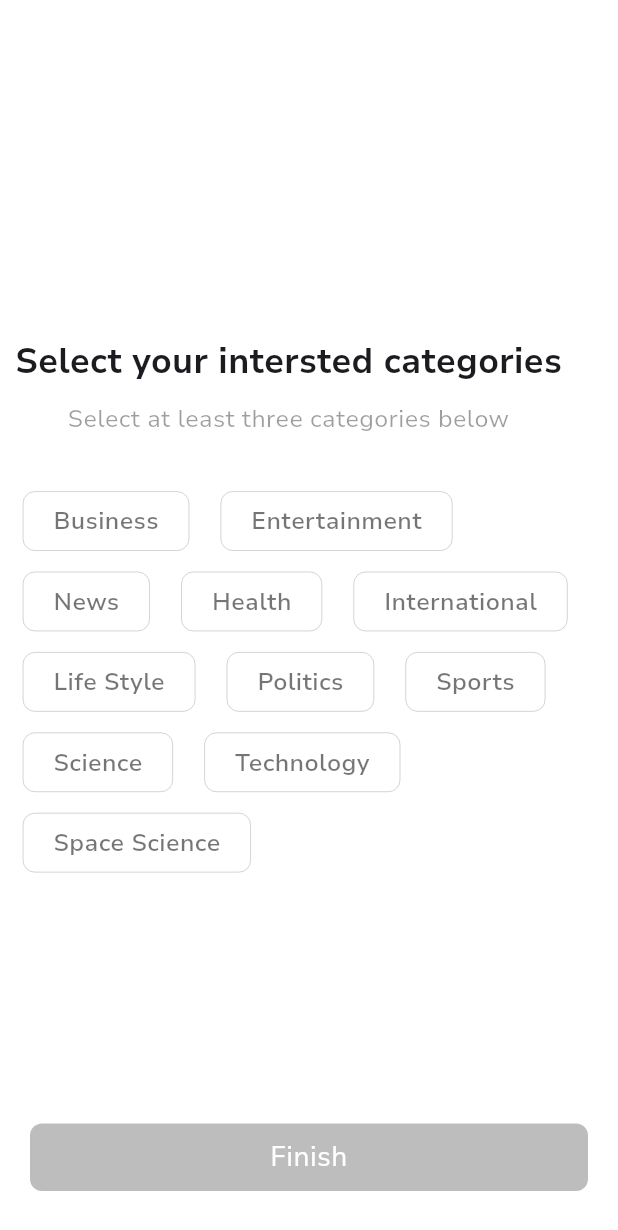
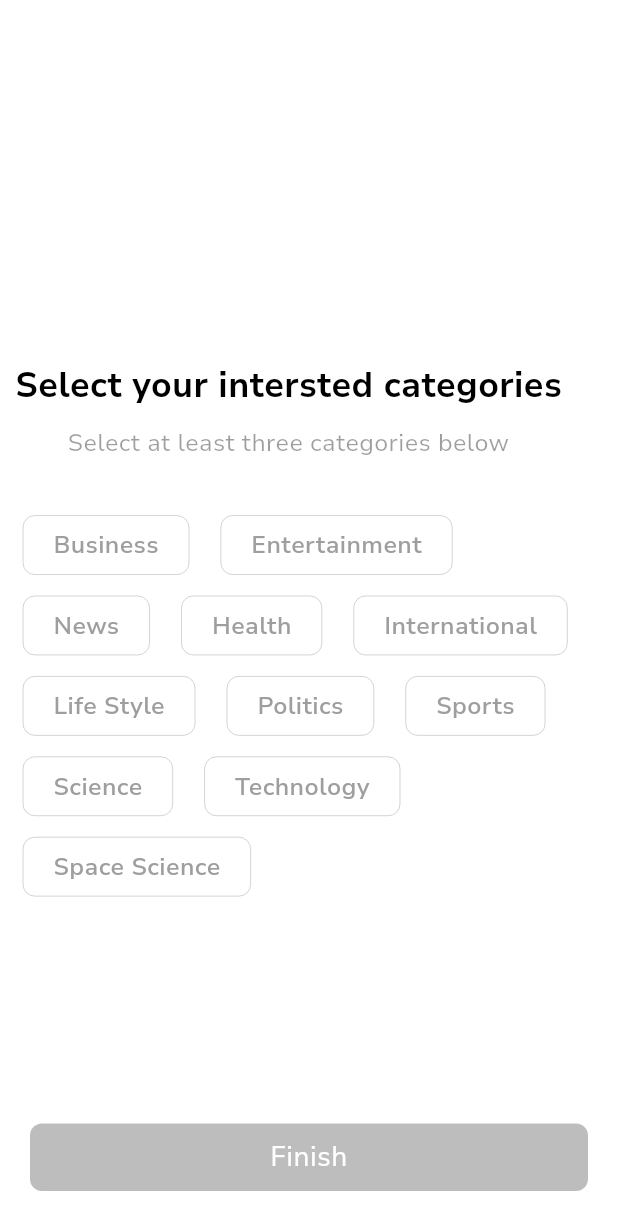
Before and after one commit to abhisheksaxena85/NewsRound-Flutter, a Flutter app: the screen it shows after launch, on a phone screen of 412 x 824 dp. Shown: the top 1230 px of the screen. Run offline on Flutter 3.47's test engine with Material 3 defaults, Android fonts, the phone set to English and light mode, and no system bars; our stand-ins replace cached_network_image, connectivity, flutter_bloc, flutter_snake_navigationbar, flutter_spinkit, flutter_svg and 4 more; accounts and stored records are empty.

Commit message:
fixed some ui changes

```diff
--- a/lib/pages/dashboardScreen.dart
+++ b/lib/pages/dashboardScreen.dart
@@ -95,7 +95,7 @@ class _dashboardScreenState extends State<dashboardScreen> {
                 Navigator.push(
                     context,
                     MaterialPageRoute(builder: (context) {
-                      return interstedCategories();
+                      return interstedCategories(true);
                     })
                 );
               },
--- a/lib/pages/splashScreen.dart
+++ b/lib/pages/splashScreen.dart
@@ -32,7 +32,7 @@ class _splashScreenState extends State<splashScreen> {
         );
         }
       } else{
-        Navigator.pushReplacement(context, MaterialPageRoute(builder: (context)=>  interstedCategories()));
+        Navigator.pushReplacement(context, MaterialPageRoute(builder: (context)=>  interstedCategories(false)));
       }
     });
     super.initState();
--- a/lib/userDataCollectionLocal/interstedCategories.dart
+++ b/lib/userDataCollectionLocal/interstedCategories.dart
@@ -1,12 +1,16 @@
 import 'package:flutter/cupertino.dart';
 import 'package:flutter/foundation.dart';
 import 'package:flutter/material.dart';
+import 'package:flutter/services.dart';
 import 'package:flutter/widgets.dart';
 import 'package:news_round/pages/dashboardBottomNavigation.dart';
 import 'package:news_round/pages/dashboardScreen.dart';
 import 'package:shared_preferences/shared_preferences.dart';
 
 class interstedCategories extends StatefulWidget {
+  final bool backButtton;
+
+  interstedCategories(this.backButtton);
 
   @override
   State<interstedCategories> createState() => _interstedCategoriesState();
@@ -16,58 +20,79 @@ class _interstedCategoriesState extends State<interstedCategories> {
 
   List<String> selectedCategoryList = [];
 
-  Color businescolor = Colors.white;
-  Color businesTextColor = Colors.black54;
+  Color businescolor = Colors.transparent;
+  Color businesTextColor = Colors.grey;
   bool  businessSelected = true;
 
-  Color entertainmentcolor = Colors.white;
-  Color entertainmentTextColor = Colors.black54;
+  Color entertainmentcolor = Colors.transparent;
+  Color entertainmentTextColor = Colors.grey;
   bool  entertainmentSelected = true;
 
-  Color newscolor = Colors.white;
-  Color newsTextColor = Colors.black54;
+  Color newscolor = Colors.transparent;
+  Color newsTextColor = Colors.grey;
   bool  newsSelected = true;
 
-  Color healthcolor = Colors.white;
-  Color healthTextColor = Colors.black54;
+  Color healthcolor = Colors.transparent;
+  Color healthTextColor = Colors.grey;
   bool  healthSelected = true;
 
-  Color internationalcolor = Colors.white;
-  Color internationalTextColor = Colors.black54;
+  Color internationalcolor = Colors.transparent;
+  Color internationalTextColor = Colors.grey;
   bool  internationalSelected = true;
 
-  Color lifestylecolor = Colors.white;
-  Color lifestyleTextColor = Colors.black54;
+  Color lifestylecolor = Colors.transparent;
+  Color lifestyleTextColor = Colors.grey;
   bool  lifestyleSelected = true;
 
-  Color politicscolor = Colors.white;
-  Color politicsTextColor = Colors.black54;
+  Color politicscolor = Colors.transparent;
+  Color politicsTextColor = Colors.grey;
   bool  politicsSelected = true;
 
-  Color sportscolor = Colors.white;
-  Color sportsTextColor = Colors.black54;
+  Color sportscolor = Colors.transparent;
+  Color sportsTextColor = Colors.grey;
   bool  sportsSelected = true;
 
-  Color sciencecolor = Colors.white;
-  Color scienceTextColor = Colors.black54;
+  Color sciencecolor = Colors.transparent;
+  Color scienceTextColor = Colors.grey;
   bool  scienceSelected = true;
 
-  Color technologycolor = Colors.white;
-  Color technologyTextColor = Colors.black54;
+  Color technologycolor = Colors.transparent;
+  Color technologyTextColor = Colors.grey;
   bool  technologySelected = true;
 
-  Color spaceSciencecolor = Colors.white;
-  Color spaceScienceTextColor = Colors.black54;
+  Color spaceSciencecolor = Colors.transparent;
+  Color spaceScienceTextColor = Colors.grey;
   bool  spaceScienceSelected = true;
 
   @override
   Widget build(BuildContext context) {
-    print(selectedCategoryList.toString());
+
+    //ThemeMode boolean
+    bool theme = MediaQuery.of(context).platformBrightness == Brightness.light;
+    bool lightTheme = theme ? true : false;
+
+    //*Changing the color of statusBar of this screen
+    SystemChrome.setSystemUIOverlayStyle(SystemUiOverlayStyle(
+      statusBarColor: lightTheme ? Colors.white : Colors.grey.shade900,
+    ));
+
     return Scaffold(
-      appBar: null,
+      appBar: AppBar(
+        shadowColor: Colors.transparent,
+        backgroundColor: lightTheme?Colors.white:Colors.grey.shade900,
+        leading:widget.backButtton? IconButton(
+          tooltip: 'Navigation',
+          onPressed: (){
+            Navigator.pop(context);
+          },
+          icon:const Icon(Icons.arrow_back_ios_sharp),
+          color: lightTheme?Colors.black87:Colors.white,
+          iconSize: 25,
+        ):Container(),
+      ),
       body: Container(
         alignment: Alignment.center,
-        color:Colors.white,
+        color:lightTheme?Colors.white:Colors.grey.shade900,
         child:Column(
           mainAxisAlignment: MainAxisAlignment.center,
             crossAxisAlignment: CrossAxisAlignment.start,
@@ -80,13 +105,13 @@ class _interstedCategoriesState extends State<interstedCategories> {
                   children: [
 
                     //Title of category UI
-                    categoryTitle(),
+                    categoryTitle(lightTheme),
 
                     //Description of category screen
-                    categoryDescription(),const SizedBox(height: 30,),
+                    categoryDescription(lightTheme),const SizedBox(height: 30,),
 
                     //Category selectable content
-                    categoryContent(),
+                    categoryContent(lightTheme),
                   ],
                 ),
               ),
@@ -94,7 +119,7 @@ class _interstedCategoriesState extends State<interstedCategories> {
               //Finish button
               Expanded(
                 flex: 2,
-                child: finishBtn(context),
+                child: finishBtn(context,lightTheme),
               )
             ],
         ),
@@ -103,13 +128,14 @@ class _interstedCategoriesState extends State<interstedCategories> {
   }
 
   //Category title
-  Widget categoryTitle(){
+  Widget categoryTitle(bool lightTheme){
     return Container(
       margin: const EdgeInsets.only(left: 10,right: 10),
-      child:const Text(
+      child: Text(
         'Select your intersted categories',
         style: TextStyle(
           fontSize: 23,
+          color:lightTheme?Colors.black:Colors.white,
           fontWeight: FontWeight.bold,
           fontFamily: 'nunitosSans_bold'
         ),
@@ -118,14 +144,14 @@ class _interstedCategoriesState extends State<interstedCategories> {
   }
 
   //Category description
-  Widget categoryDescription(){
+  Widget categoryDescription(bool lightTheme){
     return Container(
       margin: const EdgeInsets.only(left: 10,right: 10,top: 10),
-      child:const Text(
+      child:Text(
         'Select at least three categories below',
         style: TextStyle(
             fontSize: 16,
-            color: Colors.black38,
+            color:lightTheme?Colors.black38:Colors.white38,
             fontFamily: 'nunitosSans_regular'
         ),
       ),
@@ -133,7 +159,7 @@ class _interstedCategoriesState extends State<interstedCategories> {
   }
 
   //Category content
-  Widget categoryContent(){
+  Widget categoryContent(bool lightTheme){
     return Wrap(
       crossAxisAlignment: WrapCrossAlignment.center,
       children: [
@@ -148,14 +174,14 @@ class _interstedCategoriesState extends State<interstedCategories> {
                   selectedCategoryList.add('Business');
 
                 }else{
-                businesTextColor = Colors.black54;
-                businescolor = Colors.white;
+                  businesTextColor = Colors.grey;
+                  businescolor = Colors.transparent;
                   businessSelected = !businessSelected;
                   selectedCategoryList.remove('Business');
                 }
               });
             },
-            child: categoryChip('Business',businescolor,businesTextColor)),
+            child: categoryChip('Business',businescolor,businesTextColor,lightTheme)),
 
         InkWell(
             onTap: (){
@@ -167,14 +193,14 @@ class _interstedCategoriesState extends State<interstedCategories> {
                   selectedCategoryList.add('Entertainment');
 
                 }else{
-                  entertainmentTextColor = Colors.black54;
-                  entertainmentcolor = Colors.white;
+                  entertainmentTextColor = Colors.grey;
+                  entertainmentcolor = Colors.transparent;
                   entertainmentSelected = !entertainmentSelected;
                   selectedCategoryList.remove('Entertainment');
                 }
               });
             },
-            child: categoryChip('Entertainment',entertainmentcolor,entertainmentTextColor)),
+            child: categoryChip('Entertainment',entertainmentcolor,entertainmentTextColor,lightTheme)),
 
         InkWell(
             onTap: (){
@@ -186,14 +212,14 @@ class _interstedCategoriesState extends State<interstedCategories> {
                   selectedCategoryList.add('News');
 
                 }else{
-                  newsTextColor = Colors.black54;
-                  newscolor = Colors.white;
+                  newsTextColor = Colors.grey;
+                  newscolor = Colors.transparent;
                   newsSelected = !newsSelected;
                   selectedCategoryList.remove('News');
                 }
               });
             },
-            child: categoryChip('News',newscolor,newsTextColor)),
+            child: categoryChip('News',newscolor,newsTextColor,lightTheme)),
 
         InkWell(
             onTap: (){
@@ -205,14 +231,14 @@ class _interstedCategoriesState extends State<interstedCategories> {
                   selectedCategoryList.add('Health');
 
                 }else{
-                  healthTextColor = Colors.black54;
-                  healthcolor = Colors.white;
+                  healthTextColor = Colors.grey;
+                  healthcolor = Colors.transparent;
                   healthSelected = !healthSelected;
                   selectedCategoryList.remove('Health');
                 }
               });
             },
-            child: categoryChip('Health',healthcolor,healthTextColor)),
+            child: categoryChip('Health',healthcolor,healthTextColor,lightTheme)),
 
         InkWell(
             onTap: (){
@@ -224,14 +250,14 @@ class _interstedCategoriesState extends State<interstedCategories> {
                   selectedCategoryList.add('International');
 
                 }else{
-                  internationalTextColor = Colors.black54;
-                  internationalcolor = Colors.white;
+                  internationalTextColor = Colors.grey;
+                  internationalcolor = Colors.transparent;
                   internationalSelected = !internationalSelected;
                   selectedCategoryList.remove('International');
                 }
               });
             },
-            child: categoryChip('International',internationalcolor,internationalTextColor)),
+            child: categoryChip('International',internationalcolor,internationalTextColor,lightTheme)),
 
         InkWell(
             onTap: (){
@@ -243,14 +269,14 @@ class _interstedCategoriesState extends State<interstedCategories> {
                   selectedCategoryList.add('LifeStyle');
 
                 }else{
-                  lifestyleTextColor = Colors.black54;
-                  lifestylecolor = Colors.white;
+                  lifestyleTextColor = Colors.grey;
+                  lifestylecolor = Colors.transparent;
                   lifestyleSelected = !lifestyleSelected;
                   selectedCategoryList.remove('LifeStyle');
                 }
               });
             },
-            child: categoryChip('Life Style',lifestylecolor,lifestyleTextColor)),
+            child: categoryChip('Life Style',lifestylecolor,lifestyleTextColor,lightTheme)),
 
         InkWell(
             onTap: (){
@@ -262,14 +288,14 @@ class _interstedCategoriesState extends State<interstedCategories> {
                   selectedCategoryList.add('Politics');
 
                 }else{
-                  politicsTextColor = Colors.black54;
-                  politicscolor = Colors.white;
+                  politicsTextColor = Colors.grey;
+                  politicscolor = Colors.transparent;
                   politicsSelected = !politicsSelected;
                   selectedCategoryList.remove('Politics');
                 }
               });
             },
-            child: categoryChip('Politics',politicscolor,politicsTextColor)),
+            child: categoryChip('Politics',politicscolor,politicsTextColor,lightTheme)),
 
         InkWell(
             onTap: (){
@@ -281,14 +307,14 @@ class _interstedCategoriesState extends State<interstedCategories> {
                   selectedCategoryList.add('Sports');
 
                 }else{
-                  sportsTextColor = Colors.black54;
-                  sportscolor = Colors.white;
+                  sportsTextColor = Colors.grey;
+                  sportscolor = Colors.transparent;
                   sportsSelected = !sportsSelected;
                   selectedCategoryList.remove('Sports');
                 }
               });
             },
-            child: categoryChip('Sports',sportscolor,sportsTextColor)),
+            child: categoryChip('Sports',sportscolor,sportsTextColor,lightTheme)),
 
         InkWell(
             onTap: (){
@@ -300,14 +326,14 @@ class _interstedCategoriesState extends State<interstedCategories> {
                   selectedCategoryList.add('Science');
 
                 }else{
-                  scienceTextColor = Colors.black54;
-                  sciencecolor = Colors.white;
+                  scienceTextColor = Colors.grey;
+                  sciencecolor = Colors.transparent;
                   scienceSelected = !scienceSelected;
                   selectedCategoryList.remove('Science');
                 }
               });
             },
-            child: categoryChip('Science',sciencecolor,scienceTextColor)),
+            child: categoryChip('Science',sciencecolor,scienceTextColor,lightTheme)),
 
         InkWell(
             onTap: (){
@@ -319,14 +345,14 @@ class _interstedCategoriesState extends State<interstedCategories> {
                   selectedCategoryList.add('Technology');
 
                 }else{
-                  technologyTextColor = Colors.black54;
-                  technologycolor = Colors.white;
+                  technologyTextColor = Colors.grey;
+                  technologycolor = Colors.transparent;
                   technologySelected = !technologySelected;
                   selectedCategoryList.remove('Technology');
                 }
               });
             },
-            child: categoryChip('Technology',technologycolor,technologyTextColor)),
+            child: categoryChip('Technology',technologycolor,technologyTextColor,lightTheme)),
 
         InkWell(
             onTap: (){
@@ -338,25 +364,25 @@ class _interstedCategoriesState extends State<interstedCategories> {
                   selectedCategoryList.add('SpaceScience');
 
                 }else{
-                  spaceScienceTextColor = Colors.black54;
-                  spaceSciencecolor = Colors.white;
+                  spaceScienceTextColor = Colors.grey;
+                  spaceSciencecolor = Colors.transparent;
                   spaceScienceSelected = !sportsSelected;
                   selectedCategoryList.remove('SpaceScience');
                 }
               });
             },
-            child: categoryChip('Space Science',spaceSciencecolor,spaceScienceTextColor)),
+            child: categoryChip('Space Science',spaceSciencecolor,spaceScienceTextColor,lightTheme)),
 
       ],
     );
   }
 
-  Widget categoryChip(String value,Color color,Color textColor){
+  Widget categoryChip(String value,Color color,Color textColor,bool lightTheme){
     return Container(
       margin:const EdgeInsets.only(left: 15,right: 6,top: 7,bottom: 7),
       decoration:  BoxDecoration(
         color: color,
-        border: Border.all(width:0.3,color: Colors.black38,),
+        border: Border.all(width:0.3,color:lightTheme? Colors.black38:Colors.white,),
         borderRadius:const BorderRadius.all(Radius.circular(8))
       ),
       child: Padding(
@@ -374,7 +400,7 @@ class _interstedCategoriesState extends State<interstedCategories> {
     );
   }
 
-  Widget finishBtn(BuildContext context){
+  Widget finishBtn(BuildContext context,bool lightTheme){
     return Container(
       alignment: Alignment.bottomCenter,
       margin: EdgeInsets.only(left: 20, right: 20, bottom: 30),
@@ -407,13 +433,13 @@ class _interstedCategoriesState extends State<interstedCategories> {
             height: 45,
             alignment: Alignment.center,
             decoration: BoxDecoration(
-                color: selectedCategoryList.length >= 3 ? Colors.black : Colors.black26,
+                color:lightTheme? selectedCategoryList.length >= 3 ? Colors.black : Colors.black26:selectedCategoryList.length >= 3 ? Colors.white : Colors.white24,
                 borderRadius: const BorderRadius.all(Radius.circular(8))),
-            child: const Text(
+            child: Text(
               textAlign:TextAlign.center,
               'Finish',
               style: TextStyle(
-                  color: Colors.white,
+                  color:lightTheme? Colors.white:Colors.black,
                   fontSize: 18,
                   fontFamily: 'nunitosSans_regular',
                   fontWeight: FontWeight.normal),
```
Also changed, not shown: 1 other file. Lines whose indentation alone changed are shown as unchanged.
